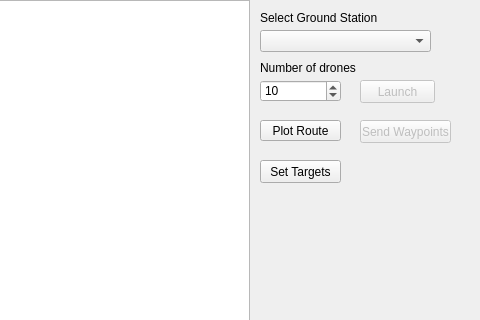
Old version of the form gui_pc/Qt_GUI/gui_frontend.ui in the repository david-shmailov/Distributed_Drone_Project; both pictures show x 460 to 940 and y 0 to 320 of the 940 by 894 pixel window.
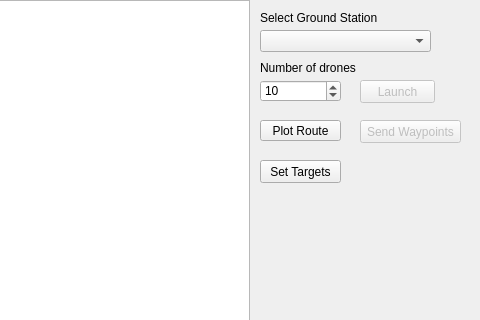
New version of the form. Custom widgets are drawn as their Qt base class.

```diff
--- a/gui_pc/Qt_GUI/gui_frontend.ui
+++ b/gui_pc/Qt_GUI/gui_frontend.ui
@@ -116,7 +116,7 @@
      <rect>
       <x>820</x>
       <y>120</y>
-      <width>91</width>
+      <width>101</width>
       <height>23</height>
      </rect>
     </property>
```
